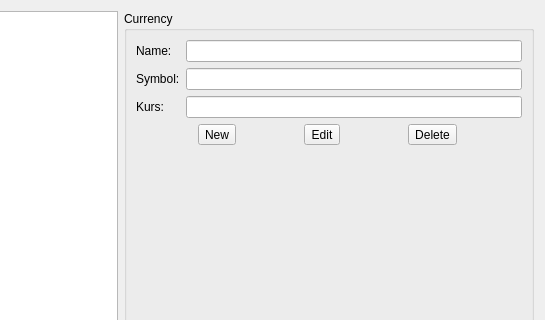
sergey196510/mycash, file listcurrency.ui: the form before one commit; both pictures show x 304 to 849 and y 0 to 320 of the 849 by 532 pixel window.
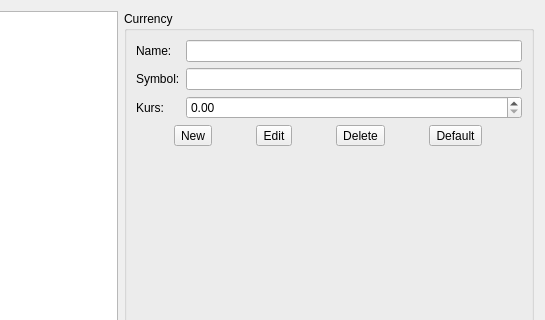
The form after the commit.

Patch:
```diff
--- a/listcurrency.ui
+++ b/listcurrency.ui
@@ -55,7 +55,7 @@
            <widget class="QLineEdit" name="symbolEdit"/>
           </item>
           <item row="2" column="1">
-           <widget class="QLineEdit" name="kursEdit"/>
+           <widget class="QDoubleSpinBox" name="kursEdit"/>
           </item>
          </layout>
         </item>
@@ -82,6 +82,13 @@
             </property>
            </widget>
           </item>
+          <item>
+           <widget class="QToolButton" name="defaultButton">
+            <property name="text">
+             <string>Default</string>
+            </property>
+           </widget>
+          </item>
          </layout>
         </item>
         <item>
```
